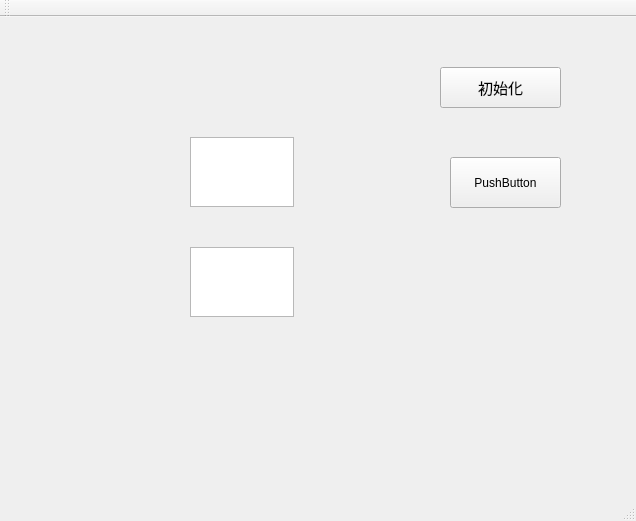
Before: the Qt Designer form HLA_simulation_control_plane/mainwindow.ui in libang233/HLA_graduation_design, drawn with Qt 5.
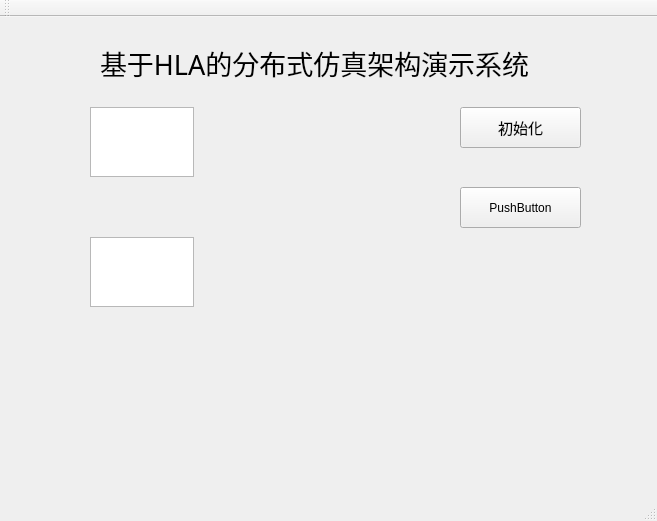
After: the same form once the commit is applied.

Patch:
```diff
--- a/HLA_simulation_control_plane/mainwindow.ui
+++ b/HLA_simulation_control_plane/mainwindow.ui
@@ -6,7 +6,7 @@
    <rect>
     <x>0</x>
     <y>0</y>
-    <width>636</width>
+    <width>657</width>
     <height>521</height>
    </rect>
   </property>
@@ -17,8 +17,8 @@
    <widget class="QPushButton" name="initBtn">
     <property name="geometry">
      <rect>
-      <x>440</x>
-      <y>50</y>
+      <x>460</x>
+      <y>90</y>
       <width>121</width>
       <height>41</height>
      </rect>
@@ -36,8 +36,8 @@
    <widget class="QTextEdit" name="testForReceive">
     <property name="geometry">
      <rect>
-      <x>190</x>
-      <y>230</y>
+      <x>90</x>
+      <y>220</y>
       <width>104</width>
       <height>70</height>
      </rect>
@@ -46,8 +46,8 @@
    <widget class="QTextEdit" name="testForSend">
     <property name="geometry">
      <rect>
-      <x>190</x>
-      <y>120</y>
+      <x>90</x>
+      <y>90</y>
       <width>104</width>
       <height>70</height>
      </rect>
@@ -56,16 +56,35 @@
    <widget class="QPushButton" name="sendButton">
     <property name="geometry">
      <rect>
-      <x>450</x>
-      <y>140</y>
-      <width>111</width>
-      <height>51</height>
+      <x>460</x>
+      <y>170</y>
+      <width>121</width>
+      <height>41</height>
      </rect>
     </property>
     <property name="text">
      <string>PushButton</string>
     </property>
    </widget>
+   <widget class="QLabel" name="label">
+    <property name="geometry">
+     <rect>
+      <x>100</x>
+      <y>20</y>
+      <width>451</width>
+      <height>51</height>
+     </rect>
+    </property>
+    <property name="font">
+     <font>
+      <family>楷体</family>
+      <pointsize>20</pointsize>
+     </font>
+    </property>
+    <property name="text">
+     <string>基于HLA的分布式仿真架构演示系统</string>
+    </property>
+   </widget>
   </widget>
   <widget class="QMenuBar" name="menuBar">
    <property name="geometry">
```
Left out of the diff: 2 changed lines with no effect on the pictures.
